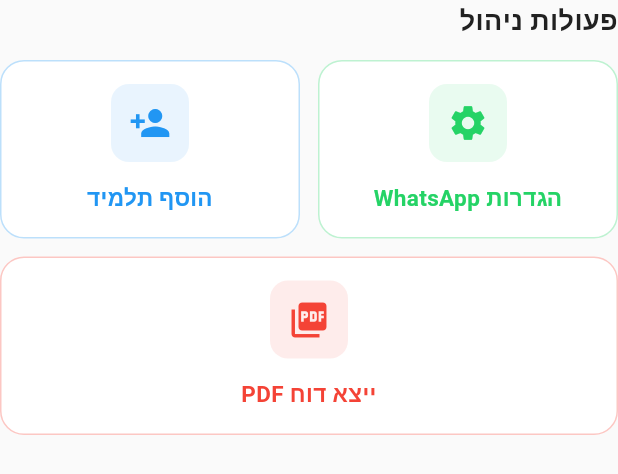
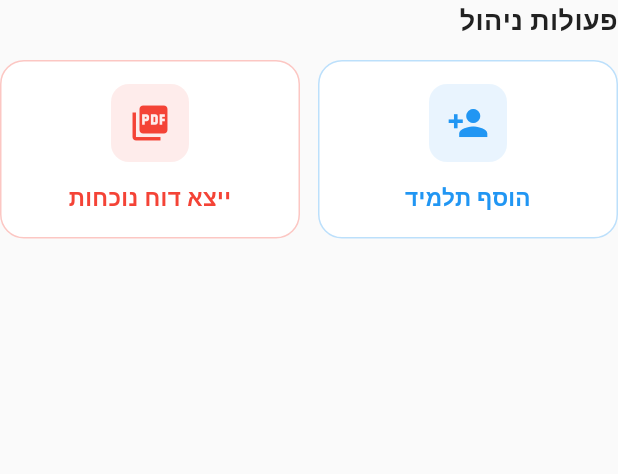
Before and after one commit to maor412/Salsa_CRM, a Flutter app: the _AdminActionGrid widget shown alone on an empty page, opened directly with empty values, on a phone screen of 412 x 824 dp. Shown: the top 474 px of the screen. Run offline on Flutter 3.47's test engine with Material 3 defaults, Android fonts, the phone set to English and light mode, and no system bars; our stand-ins replace cloud_firestore, cloud_functions, firebase_auth, firebase_core, firebase_messaging, fl_chart and 7 more; missing offline and left inert: workmanager; accounts and stored records are empty; Roboto replaces fonts that are missing (Rubik).

Commit message:
Simplify admin screen: remove WhatsApp settings button and QR title
- Remove WhatsApp settings shortcut from action grid (accessible via QR card edit button)
- Remove redundant "קוד QR לקבוצה" title above the QR card
- Rename "ייצא דוח PDF" to "ייצא דוח נוכחות" for clarity
- Change QR edit icon color to whatsapp green

Co-Authored-By: Claude Sonnet 4.6 <noreply@anthropic.com>

```diff
--- a/lib/screens/admin/templates_management_screen.dart
+++ b/lib/screens/admin/templates_management_screen.dart
@@ -44,21 +44,11 @@ class _TemplatesManagementScreenState extends State<TemplatesManagementScreen> {
           crossAxisAlignment: CrossAxisAlignment.start,
           children: [
             _AdminActionGrid(
-              onWhatsAppSettings: () => _openWhatsAppSettings(context),
               onAddStudent: () => _showAddStudentDialog(context),
               onExportPdf: _handleExportPdf,
               isGeneratingPdf: _isGeneratingPdf,
             ),
             const SizedBox(height: AppSpacing.xl),
-            const Text(
-              'קוד QR לקבוצה',
-              style: TextStyle(
-                fontSize: 18,
-                fontWeight: FontWeight.bold,
-                color: AppColors.textPrimary,
-              ),
-            ),
-            const SizedBox(height: AppSpacing.md),
             FutureBuilder<String?>(
               future: _whatsappSettingsService.getGroupLink(),
               builder: (context, snapshot) {
@@ -499,7 +489,7 @@ class _WhatsAppQrCard extends StatelessWidget {
                 tooltip: 'ערוך קישור',
                 icon: const Icon(
                   Icons.edit_outlined,
-                  color: AppColors.primary,
+                  color: AppColors.whatsapp,
                 ),
               ),
             ],
@@ -644,13 +634,11 @@ class _QrEmptyCard extends StatelessWidget {
 // COMPONENT: Admin Action Grid
 // ============================================================================
 class _AdminActionGrid extends StatelessWidget {
-  final VoidCallback onWhatsAppSettings;
   final VoidCallback onAddStudent;
   final VoidCallback onExportPdf;
   final bool isGeneratingPdf;
 
   const _AdminActionGrid({
-    required this.onWhatsAppSettings,
     required this.onAddStudent,
     required this.onExportPdf,
     required this.isGeneratingPdf,
@@ -674,30 +662,17 @@ class _AdminActionGrid extends StatelessWidget {
           children: [
             Expanded(
               child: _buildActionCard(
-                icon: Icons.settings,
-                label: 'הגדרות WhatsApp',
-                color: AppColors.whatsapp,
-                onTap: onWhatsAppSettings,
-              ),
-            ),
-            const SizedBox(width: AppSpacing.md),
-            Expanded(
-              child: _buildActionCard(
                 icon: Icons.person_add,
                 label: 'הוסף תלמיד',
                 color: AppColors.info,
                 onTap: onAddStudent,
               ),
             ),
-          ],
-        ),
-        const SizedBox(height: AppSpacing.md),
-        Row(
-          children: [
+            const SizedBox(width: AppSpacing.md),
             Expanded(
               child: _buildActionCard(
                 icon: Icons.picture_as_pdf,
-                label: isGeneratingPdf ? 'יוצר PDF...' : 'ייצא דוח PDF',
+                label: isGeneratingPdf ? 'יוצר PDF...' : 'ייצא דוח נוכחות',
                 color: AppColors.error,
                 onTap: isGeneratingPdf ? () {} : onExportPdf,
                 isLoading: isGeneratingPdf,
```
